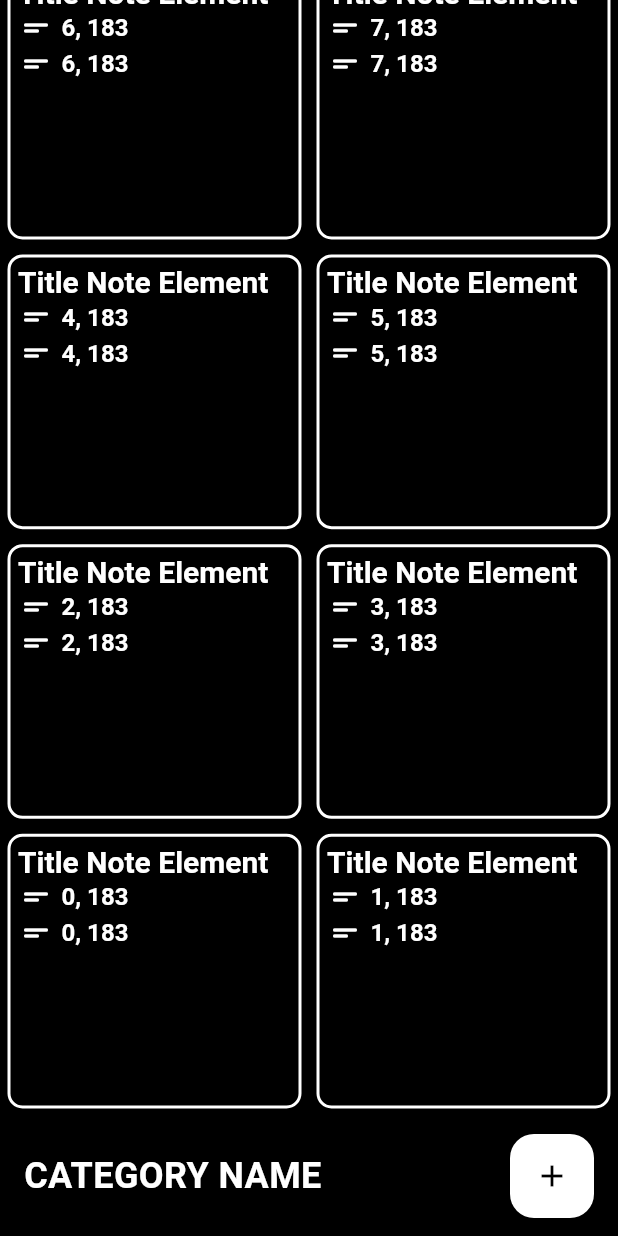
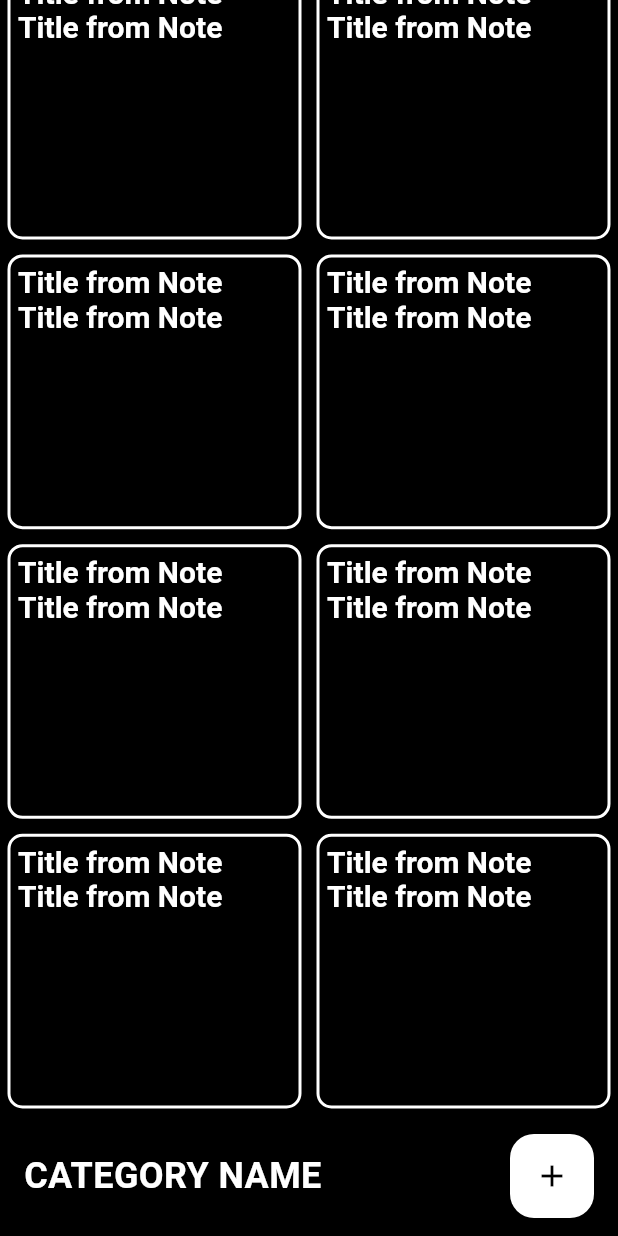
Before and after one commit to evixture/vNotes, a Flutter app: the screen it shows after launch, on a phone screen of 412 x 824 dp. Run offline on Flutter 3.47's test engine with Material 3 defaults, Android fonts, the phone set to English and light mode, and no system bars; our stand-ins replace yaml.

Commit message:
start of moving note stuff to classes

```diff
--- /dev/null
+++ b/data/notes.json
@@ -0,0 +1,17 @@
+{
+  "name": "categoryName",
+  "notes":
+  {
+    "note":
+    [
+      {
+        "type": "title",
+        "data": "title text"
+      },
+      {
+        "type": "text",
+        "text": "this is text"
+      }
+    ]
+  }
+}
--- a/data/notes.yaml
+++ /dev/null
@@ -1,17 +0,0 @@
-//store notes in here
-
-//general layout planning
-
-//page
-  //note index
-    //note element list
-      //note element type
-        //note data
-      //note element type
-        //note data
-  //note index
-    //note element list
-      //note element type
-        //note data
-      //note element type
-        //note data
--- a/lib/main.dart
+++ b/lib/main.dart
@@ -1,3 +1,6 @@
+import 'noteElement.dart';
+import 'note.dart';
+
 import 'package:flutter/gestures.dart';
 import 'package:flutter/material.dart';
 import 'package:url_launcher/url_launcher.dart';
@@ -115,7 +118,8 @@ class NewHomePageState extends State<NewHomePage> {
           //re-enters the screen
           var rng = Random();
           double rngHeight = rng.nextDouble() * 300 + 150;
-          return testNote(true, '$index, ${rngHeight.round()}', rngHeight);
+          //return testNote(true, '$index, ${rngHeight.round()}', rngHeight);
+          return Note('Note Title Text', rngHeight).get();
         },
       ),
       //bottom app bar
@@ -168,42 +172,8 @@ Row testNoteElement(bool drawIcon, String text) {
   );
 }
 
-Row titleNoteElement(String text) {
-  return Row(
-    children: [
-      Expanded(
-          //fit: FlexFit.loose,
-          child: RichText(
-              text: TextSpan(
-                  text: text,
-                  style: const TextStyle(
-                    //color: Colors.black,
-                    color: Colors.white,
-                    fontWeight: FontWeight.bold,
-                    fontSize: 20,
-                  ))))
-    ],
-  );
-}
 
-Row textNoteElement(String text) {
-  return Row(
-    children: [
-      Container(
-        margin: const EdgeInsets.only(right: 5),
-        child: const Icon(Icons.short_text_rounded, color: Colors.white),
-      ),
-      RichText(
-          text: TextSpan(
-              text: text,
-              style: const TextStyle(
-                  //color: Colors.black,
-                  color: Colors.white,
-                  fontWeight: FontWeight.bold,
-                  fontSize: 16)))
-    ],
-  );
-}
+
 
 Container testNote(bool drawIcon, String text, double noteHeight) {
   return //note
@@ -234,7 +204,7 @@ Container testNote(bool drawIcon, String text, double noteHeight) {
     child: Column(
       children: [
         //note elements
-        titleNoteElement('Title Note Element'),
+        TitleElement('Title Text').get(),
         textNoteElement(text),
         textNoteElement(text),
       ],
--- /dev/null
+++ b/lib/note.dart
@@ -0,0 +1,71 @@
+import 'noteElement.dart';
+import 'package:flutter/material.dart';
+
+//eventually remove once json works
+Row textNoteElement(String text) {
+  return Row(
+    children: [
+      Container(
+        margin: const EdgeInsets.only(right: 5),
+        child: const Icon(Icons.short_text_rounded, color: Colors.white),
+      ),
+      RichText(
+          text: TextSpan(
+              text: text,
+              style: const TextStyle(
+                  //color: Colors.black,
+                  color: Colors.white,
+                  fontWeight: FontWeight.bold,
+                  fontSize: 16)))
+    ],
+  );
+}
+
+class Note
+{
+  List<BasicElement> eList = [];
+  String debugText = '';
+  double noteHeight;
+
+  Note(this.debugText, this.noteHeight)
+  {
+    eList.add(TitleElement("Title from Note"));
+    eList.add(TitleElement("Title from Note"));
+  }
+
+  Container get()
+  {
+    return Container(
+    margin: const EdgeInsets.all(5),
+    padding: const EdgeInsets.all(5),
+    height: noteHeight,
+
+    /*
+      SOLID WHITE BG
+      decoration: BoxDecoration(
+        color: Colors.white,
+        border: Border.all(width: 0, color: Colors.white),
+        borderRadius: const BorderRadius.all(Radius.circular(5)),
+      ),
+      */
+    decoration: BoxDecoration(
+      color: Colors.black,
+      border: Border.all(width: 2, color: Colors.white),
+      //border: Border.all(width: 2, color: Color(Random().nextInt(0xffffffff))),
+      borderRadius: const BorderRadius.all(Radius.circular(10)),
+    ),
+    child: Column(
+      children: [
+        //note elements
+        for (final element in eList) ...{ element.get() }
+      ],
+    ),
+  );
+  }
+}
+
+/*
+        TitleElement('Title Text').get(),
+        textNoteElement(debugText),
+        textNoteElement(debugText),
+*/
--- /dev/null
+++ b/lib/noteElement.dart
@@ -0,0 +1,63 @@
+import 'package:flutter/material.dart';
+
+class BasicElement
+{
+  const BasicElement();
+
+  Container get()
+  {
+    return Container();
+  }
+}
+
+/*
+Row titleNoteElement(String text) {
+  return Row(
+    children: [
+      Expanded(
+          //fit: FlexFit.loose,
+          child: RichText(
+              text: TextSpan(
+                  text: text,
+                  style: const TextStyle(
+                    //color: Colors.black,
+                    color: Colors.white,
+                    fontWeight: FontWeight.bold,
+                    fontSize: 20,
+                  ))))
+    ],
+  );
+}
+
+*/
+
+class TitleElement extends BasicElement
+{
+  String text = '';
+
+  TitleElement(this.text);//takes in json??
+
+  @override
+  Container get()
+  {
+    return Container(
+      child: Row(
+        children: [
+          Expanded(
+          //fit: FlexFit.loose,
+          child: RichText(
+            text: TextSpan(
+            text: text,
+              style: const TextStyle(
+                //color: Colors.black,
+                color: Colors.white,
+                fontWeight: FontWeight.bold,
+                fontSize: 20,
+              )
+            )
+          )
+        )
+      ],
+    ),
+  );  }
+}
--- a/pubspec.yaml
+++ b/pubspec.yaml
@@ -1,5 +1,5 @@
 name: vNotes
-description: "A new Flutter project."
+description: "A note taking app."
 # The following line prevents the package from being accidentally published to
 # pub.dev using `flutter pub publish`. This is preferred for private packages.
 publish_to: 'none' # Remove this line if you wish to publish to pub.dev
@@ -48,7 +48,7 @@ dev_dependencies:
   # activated in the `analysis_options.yaml` file located at the root of your
   # package. See that file for information about deactivating specific lint
   # rules and activating additional ones.
-  flutter_lints: ^2.0.0
+  flutter_lints: ^3.0.0
 
 # For information on the generic Dart part of this file, see the
 # following page: https://dart.dev/tools/pub/pubspec
```
Also changed, not shown: pubspec.lock, 1 other file.
